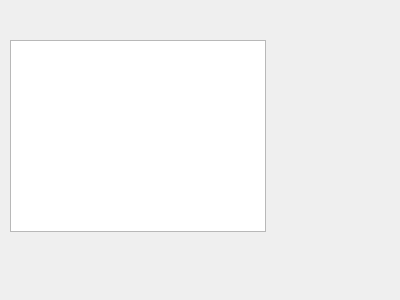
The window that main_game/src/main_window.ui (AnastasiiaGorelova/Eclipse) describes before a commit, drawn with Qt 5.
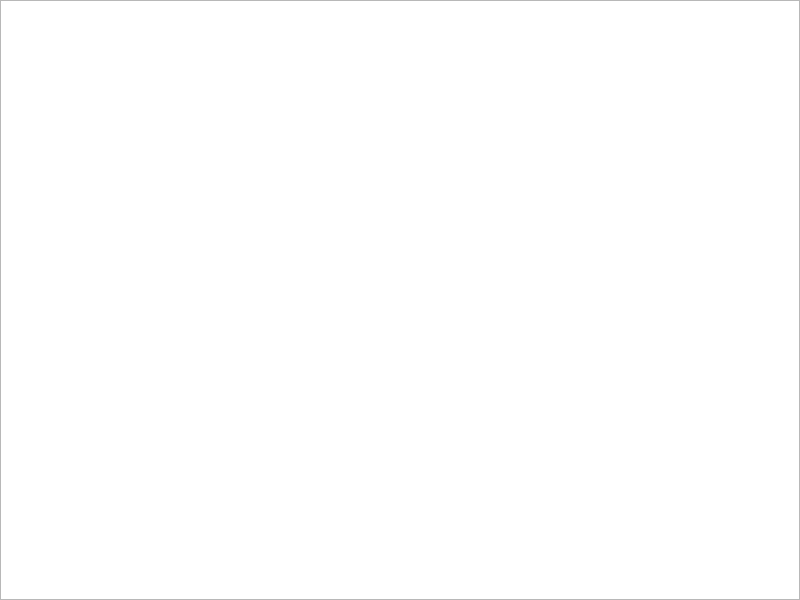
The same window after the commit.

Patch:
```diff
--- a/main_game/src/main_window.ui
+++ b/main_game/src/main_window.ui
@@ -6,8 +6,8 @@
    <rect>
     <x>0</x>
     <y>0</y>
-    <width>400</width>
-    <height>300</height>
+    <width>800</width>
+    <height>600</height>
    </rect>
   </property>
   <property name="windowTitle">
@@ -16,10 +16,10 @@
   <widget class="QGraphicsView" name="graphicsView">
    <property name="geometry">
     <rect>
-     <x>10</x>
-     <y>40</y>
-     <width>256</width>
-     <height>192</height>
+     <x>0</x>
+     <y>0</y>
+     <width>800</width>
+     <height>600</height>
     </rect>
    </property>
   </widget>
```
